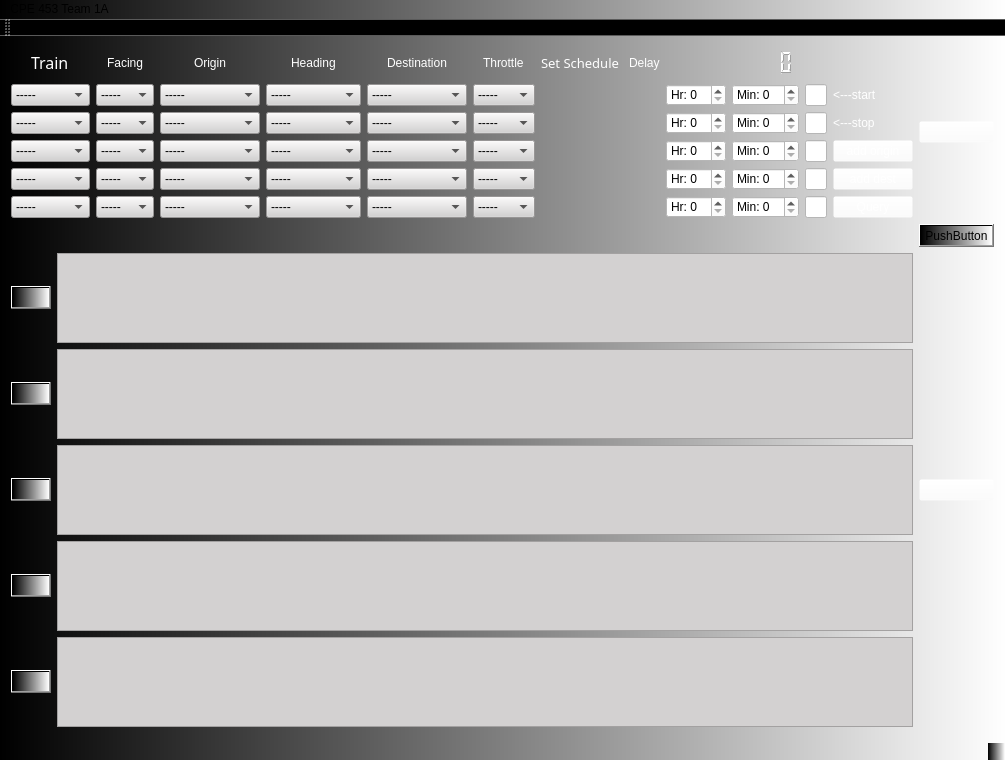
This is mainwindow.ui in ronb3g/train1a as Qt 5 draws it before an edit. The edited form follows.
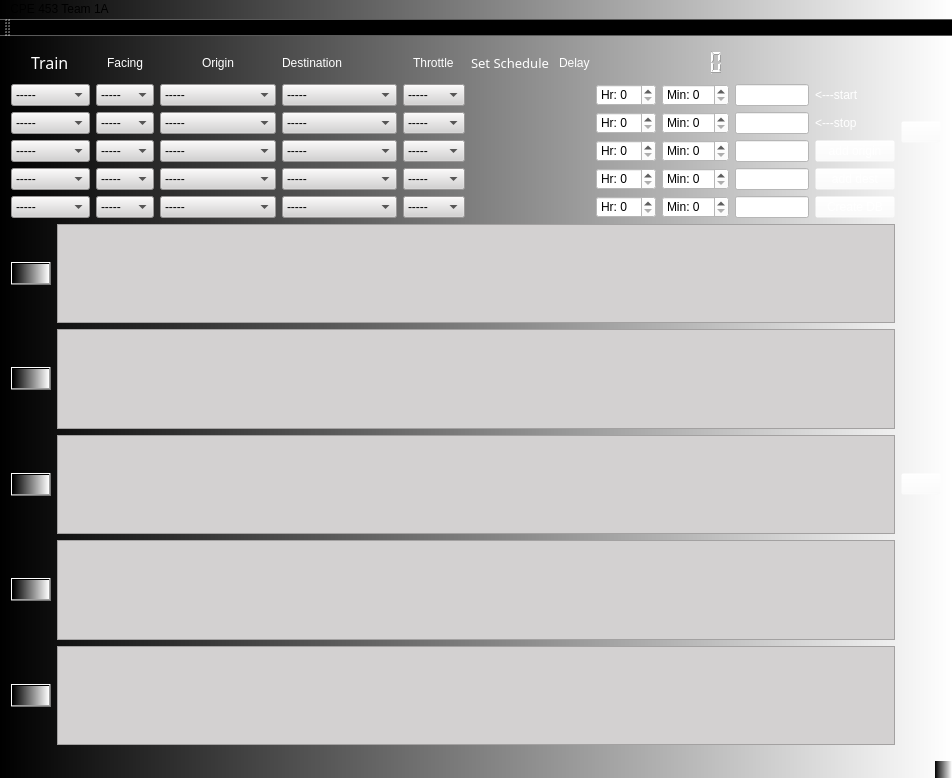
This is the edited form.

Commit message: 3xDijkstra, create db

Patch:
```diff
--- a/mainwindow.ui
+++ b/mainwindow.ui
@@ -6,8 +6,8 @@
    <rect>
     <x>0</x>
     <y>0</y>
-    <width>973</width>
-    <height>760</height>
+    <width>952</width>
+    <height>778</height>
    </rect>
   </property>
   <property name="windowTitle">
@@ -18,11 +18,44 @@
   </property>
   <widget class="QWidget" name="centralWidget">
    <layout class="QGridLayout" name="gridLayout_3">
-    <item row="1" column="1">
+    <item row="0" column="0">
      <layout class="QGridLayout" name="gridLayout_2">
       <item row="0" column="0">
        <layout class="QGridLayout" name="gridLayout">
-        <item row="5" column="4">
+        <item row="3" column="4">
+         <widget class="QComboBox" name="throttleBox3">
+          <property name="styleSheet">
+           <string notr="true">border-color: rgb(255, 255, 255);
+background-color: rgb(211, 209, 209);</string>
+          </property>
+          <item>
+           <property name="text">
+            <string>-----</string>
+           </property>
+          </item>
+          <item>
+           <property name="text">
+            <string>25%</string>
+           </property>
+          </item>
+          <item>
+           <property name="text">
+            <string>50%</string>
+           </property>
+          </item>
+          <item>
+           <property name="text">
+            <string>75%</string>
+           </property>
+          </item>
+          <item>
+           <property name="text">
+            <string>100%</string>
+           </property>
+          </item>
+         </widget>
+        </item>
+        <item row="5" column="3">
          <widget class="QComboBox" name="destBox5">
           <property name="styleSheet">
            <string notr="true">border-color: rgb(255, 255, 255);
@@ -108,7 +141,7 @@
           </item>
          </widget>
         </item>
-        <item row="5" column="6" alignment="Qt::AlignHCenter">
+        <item row="5" column="5" alignment="Qt::AlignHCenter">
          <widget class="QRadioButton" name="setButton5">
           <property name="maximumSize">
            <size>
@@ -189,29 +222,6 @@
           </property>
          </widget>
         </item>
-        <item row="2" column="3">
-         <widget class="QComboBox" name="headingBox2">
-          <property name="styleSheet">
-           <string notr="true">border-color: rgb(255, 255, 255);
-background-color: rgb(211, 209, 209);</string>
-          </property>
-          <item>
-           <property name="text">
-            <string>-----</string>
-           </property>
-          </item>
-          <item>
-           <property name="text">
-            <string>East Bound</string>
-           </property>
-          </item>
-          <item>
-           <property name="text">
-            <string>West Bound</string>
-           </property>
-          </item>
-         </widget>
-        </item>
         <item row="3" column="2">
          <widget class="QComboBox" name="originBox3">
           <property name="styleSheet">
@@ -392,7 +402,7 @@
           </item>
          </widget>
         </item>
-        <item row="3" column="4">
+        <item row="3" column="3">
          <widget class="QComboBox" name="destBox3">
           <property name="styleSheet">
            <string notr="true">border-color: rgb(255, 255, 255);
@@ -440,40 +450,7 @@
           </item>
          </widget>
         </item>
-        <item row="3" column="5">
-         <widget class="QComboBox" name="throttleBox3">
-          <property name="styleSheet">
-           <string notr="true">border-color: rgb(255, 255, 255);
-background-color: rgb(211, 209, 209);</string>
-          </property>
-          <item>
-           <property name="text">
-            <string>-----</string>
-           </property>
-          </item>
-          <item>
-           <property name="text">
-            <string>25%</string>
-           </property>
-          </item>
-          <item>
-           <property name="text">
-            <string>50%</string>
-           </property>
-          </item>
-          <item>
-           <property name="text">
-            <string>75%</string>
-           </property>
-          </item>
-          <item>
-           <property name="text">
-            <string>100%</string>
-           </property>
-          </item>
-         </widget>
-        </item>
-        <item row="0" column="5" alignment="Qt::AlignHCenter">
+        <item row="0" column="4" alignment="Qt::AlignHCenter">
          <widget class="QLabel" name="label_4">
           <property name="toolTip">
            <string>speed</string>
@@ -488,7 +465,7 @@
           </property>
          </widget>
         </item>
-        <item row="3" column="6" alignment="Qt::AlignHCenter">
+        <item row="3" column="5" alignment="Qt::AlignHCenter">
          <widget class="QRadioButton" name="setButton3">
           <property name="maximumSize">
            <size>
@@ -507,7 +484,7 @@
           </property>
          </widget>
         </item>
-        <item row="2" column="5">
+        <item row="2" column="4">
          <widget class="QComboBox" name="throttleBox2">
           <property name="styleSheet">
            <string notr="true">border-color: rgb(255, 255, 255);
@@ -588,7 +565,7 @@
           </item>
          </widget>
         </item>
-        <item row="4" column="4">
+        <item row="4" column="3">
          <widget class="QComboBox" name="destBox4">
           <property name="styleSheet">
            <string notr="true">border-color: rgb(255, 255, 255);
@@ -707,7 +684,7 @@
           </item>
          </widget>
         </item>
-        <item row="4" column="10">
+        <item row="4" column="9">
          <widget class="QPushButton" name="destButton">
           <property name="styleSheet">
            <string notr="true">color: rgb(255, 255, 255);
@@ -719,7 +696,7 @@
           </property>
          </widget>
         </item>
-        <item row="2" column="10">
+        <item row="2" column="9">
          <widget class="QLabel" name="label_7">
           <property name="styleSheet">
            <string notr="true">color: rgb(255, 255, 255);
@@ -731,29 +708,6 @@
           </property>
          </widget>
         </item>
-        <item row="1" column="3">
-         <widget class="QComboBox" name="headingBox1">
-          <property name="styleSheet">
-           <string notr="true">border-color: rgb(255, 255, 255);
-background-color: rgb(211, 209, 209);</string>
-          </property>
-          <item>
-           <property name="text">
-            <string>-----</string>
-           </property>
-          </item>
-          <item>
-           <property name="text">
-            <string>East Bound</string>
-           </property>
-          </item>
-          <item>
-           <property name="text">
-            <string>West Bound</string>
-           </property>
-          </item>
-         </widget>
-        </item>
         <item row="0" column="1" alignment="Qt::AlignHCenter">
          <widget class="QLabel" name="label_8">
           <property name="toolTip">
@@ -769,21 +723,6 @@
           </property>
          </widget>
         </item>
-        <item row="0" column="3" alignment="Qt::AlignHCenter">
-         <widget class="QLabel" name="label_9">
-          <property name="toolTip">
-           <string>cardinal direction</string>
-          </property>
-          <property name="styleSheet">
-           <string notr="true">color: rgb(255, 255, 255);
-background-color: rgba(255, 255, 255, 0);
-font: 75 12pt &quot;Jomolhari&quot;;</string>
-          </property>
-          <property name="text">
-           <string>Heading</string>
-          </property>
-         </widget>
-        </item>
         <item row="2" column="1">
          <widget class="QComboBox" name="facingBox2">
           <property name="styleSheet">
@@ -830,29 +769,6 @@
           </item>
          </widget>
         </item>
-        <item row="4" column="3">
-         <widget class="QComboBox" name="headingBox4">
-          <property name="styleSheet">
-           <string notr="true">border-color: rgb(255, 255, 255);
-background-color: rgb(211, 209, 209);</string>
-          </property>
-          <item>
-           <property name="text">
-            <string>-----</string>
-           </property>
-          </item>
-          <item>
-           <property name="text">
-            <string>East Bound</string>
-           </property>
-          </item>
-          <item>
-           <property name="text">
-            <string>West Bound</string>
-           </property>
-          </item>
-         </widget>
-        </item>
         <item row="4" column="1">
          <widget class="QComboBox" name="facingBox4">
           <property name="styleSheet">
@@ -876,30 +792,7 @@
           </item>
          </widget>
         </item>
-        <item row="5" column="3">
-         <widget class="QComboBox" name="headingBox5">
-          <property name="styleSheet">
-           <string notr="true">border-color: rgb(255, 255, 255);
-background-color: rgb(211, 209, 209);</string>
-          </property>
-          <item>
-           <property name="text">
-            <string>-----</string>
-           </property>
-          </item>
-          <item>
-           <property name="text">
-            <string>East Bound</string>
-           </property>
-          </item>
-          <item>
-           <property name="text">
-            <string>West Bound</string>
-           </property>
-          </item>
-         </widget>
-        </item>
-        <item row="4" column="6" alignment="Qt::AlignHCenter">
+        <item row="4" column="5" alignment="Qt::AlignHCenter">
          <widget class="QRadioButton" name="setButton4">
           <property name="maximumSize">
            <size>
@@ -918,7 +811,7 @@
           </property>
          </widget>
         </item>
-        <item row="5" column="10">
+        <item row="5" column="9">
          <widget class="QPushButton" name="queryButton">
           <property name="styleSheet">
            <string notr="true">color: rgb(255, 255, 255);
@@ -926,11 +819,11 @@
 font: 75 12pt &quot;Jomolhari&quot;;</string>
           </property>
           <property name="text">
-           <string>Query</string>
+           <string>Create DB</string>
           </property>
          </widget>
         </item>
-        <item row="4" column="9">
+        <item row="4" column="8">
          <widget class="QLineEdit" name="adddestlineEdit4">
           <property name="styleSheet">
            <string notr="true">border-color: rgb(255, 255, 255);
@@ -938,7 +831,7 @@
           </property>
          </widget>
         </item>
-        <item row="1" column="9">
+        <item row="1" column="8">
          <widget class="QLineEdit" name="startlineEdit1">
           <property name="styleSheet">
            <string notr="true">border-color: rgb(255, 255, 255);
@@ -946,7 +839,7 @@
           </property>
          </widget>
         </item>
-        <item row="3" column="10">
+        <item row="3" column="9">
          <widget class="QPushButton" name="occButton">
           <property name="styleSheet">
            <string notr="true">color: rgb(255, 255, 255);
@@ -958,7 +851,7 @@
           </property>
          </widget>
         </item>
-        <item row="0" column="8">
+        <item row="0" column="7">
          <layout class="QVBoxLayout" name="verticalLayout">
           <item>
            <widget class="QLCDNumber" name="lcdNumber">
@@ -981,7 +874,7 @@
           </item>
          </layout>
         </item>
-        <item row="2" column="9">
+        <item row="2" column="8">
          <widget class="QLineEdit" name="stoplineEdit2">
           <property name="styleSheet">
            <string notr="true">border-color: rgb(255, 255, 255);
@@ -989,7 +882,7 @@
           </property>
          </widget>
         </item>
-        <item row="5" column="9">
+        <item row="5" column="8">
          <widget class="QLineEdit" name="sqlQueryEdit">
           <property name="styleSheet">
            <string notr="true">border-color: rgb(255, 255, 255);
@@ -997,7 +890,7 @@
           </property>
          </widget>
         </item>
-        <item row="1" column="10">
+        <item row="1" column="9">
          <widget class="QLabel" name="label_6">
           <property name="styleSheet">
            <string notr="true">color: rgb(255, 255, 255);
@@ -1009,7 +902,7 @@
           </property>
          </widget>
         </item>
-        <item row="3" column="9">
+        <item row="3" column="8">
          <widget class="QLineEdit" name="addorlineEdit3">
           <property name="styleSheet">
            <string notr="true">border-color: rgb(255, 255, 255);
@@ -1017,7 +910,7 @@
           </property>
          </widget>
         </item>
-        <item row="1" column="7" alignment="Qt::AlignHCenter">
+        <item row="1" column="6" alignment="Qt::AlignHCenter">
          <widget class="QRadioButton" name="delayButton1">
           <property name="styleSheet">
            <string notr="true">background-color: rgba(255, 255, 255, 0);</string>
@@ -1030,7 +923,7 @@
           </property>
          </widget>
         </item>
-        <item row="1" column="5">
+        <item row="1" column="4">
          <widget class="QComboBox" name="throttleBox1">
           <property name="styleSheet">
            <string notr="true">border-color: rgb(255, 255, 255);
@@ -1063,7 +956,7 @@
           </item>
          </widget>
         </item>
-        <item row="1" column="6" alignment="Qt::AlignHCenter">
+        <item row="1" column="5" alignment="Qt::AlignHCenter">
          <widget class="QRadioButton" name="setButton1">
           <property name="maximumSize">
            <size>
@@ -1082,7 +975,7 @@
           </property>
          </widget>
         </item>
-        <item row="5" column="5">
+        <item row="5" column="4">
          <widget class="QComboBox" name="throttleBox5">
           <property name="styleSheet">
            <string notr="true">border-color: rgb(255, 255, 255);
@@ -1138,7 +1031,7 @@
           </item>
          </widget>
         </item>
-        <item row="2" column="4">
+        <item row="2" column="3">
          <widget class="QComboBox" name="destBox2">
           <property name="styleSheet">
            <string notr="true">border-color: rgb(255, 255, 255);
@@ -1232,6 +1125,16 @@
             <string>End Siding 7</string>
            </property>
           </item>
+          <item>
+           <property name="text">
+            <string>Inner East Start</string>
+           </property>
+          </item>
+          <item>
+           <property name="text">
+            <string>Inner West Start</string>
+           </property>
+          </item>
          </widget>
         </item>
         <item row="2" column="2">
@@ -1282,7 +1185,7 @@
           </item>
          </widget>
         </item>
-        <item row="2" column="6" alignment="Qt::AlignHCenter">
+        <item row="2" column="5" alignment="Qt::AlignHCenter">
          <widget class="QRadioButton" name="setButton2">
           <property name="maximumSize">
            <size>
@@ -1301,7 +1204,7 @@
           </property>
          </widget>
         </item>
-        <item row="1" column="4">
+        <item row="1" column="3">
          <widget class="QComboBox" name="destBox1">
           <property name="styleSheet">
            <string notr="true">border-color: rgb(255, 255, 255);
@@ -1347,47 +1250,19 @@
             <string>End Siding 7</string>
            </property>
           </item>
-         </widget>
-        </item>
-        <item row="3" column="3">
-         <widget class="QComboBox" name="headingBox3">
-          <property name="styleSheet">
-           <string notr="true">border-color: rgb(255, 255, 255);
-background-color: rgb(211, 209, 209);</string>
-          </property>
           <item>
            <property name="text">
-            <string>-----</string>
+            <string> Inner East End</string>
            </property>
           </item>
           <item>
            <property name="text">
-            <string>East Bound</string>
+            <string> Inner West End</string>
            </property>
           </item>
-          <item>
-           <property name="text">
-            <string>West Bound</string>
-           </property>
-          </item>
          </widget>
         </item>
-        <item row="0" column="4" alignment="Qt::AlignHCenter">
-         <widget class="QLabel" name="label_3">
-          <property name="toolTip">
-           <string>end location</string>
-          </property>
-          <property name="styleSheet">
-           <string notr="true">color: rgb(255, 255, 255);
-background-color: rgba(255, 255, 255, 0);
-font: 75 12pt &quot;Jomolhari&quot;;</string>
-          </property>
-          <property name="text">
-           <string>Destination</string>
-          </property>
-         </widget>
-        </item>
-        <item row="4" column="5">
+        <item row="4" column="4">
          <widget class="QComboBox" name="throttleBox4">
           <property name="styleSheet">
            <string notr="true">border-color: rgb(255, 255, 255);
@@ -1420,7 +1295,7 @@
           </item>
          </widget>
         </item>
-        <item row="2" column="8">
+        <item row="2" column="7">
          <layout class="QHBoxLayout" name="horizontalLayout">
           <item>
            <widget class="QSpinBox" name="spinBox2_1">
@@ -1452,7 +1327,7 @@
           </item>
          </layout>
         </item>
-        <item row="1" column="8">
+        <item row="1" column="7">
          <layout class="QHBoxLayout" name="horizontalLayout_3">
           <item>
            <widget class="QSpinBox" name="spinBox1_1">
@@ -1484,7 +1359,7 @@
           </item>
          </layout>
         </item>
-        <item row="3" column="8">
+        <item row="3" column="7">
          <layout class="QHBoxLayout" name="horizontalLayout_8">
           <item>
            <widget class="QSpinBox" name="spinBox3_1">
@@ -1516,7 +1391,7 @@
           </item>
          </layout>
         </item>
-        <item row="4" column="8">
+        <item row="4" column="7">
          <layout class="QHBoxLayout" name="horizontalLayout_9">
           <item>
            <widget class="QSpinBox" name="spinBox4_1">
@@ -1548,7 +1423,7 @@
           </item>
          </layout>
         </item>
-        <item row="5" column="8">
+        <item row="5" column="7">
          <layout class="QHBoxLayout" name="horizontalLayout_10">
           <item>
            <widget class="QSpinBox" name="spinBox5_1">
@@ -1580,7 +1455,7 @@
           </item>
          </layout>
         </item>
-        <item row="2" column="7" alignment="Qt::AlignHCenter">
+        <item row="2" column="6" alignment="Qt::AlignHCenter">
          <widget class="QRadioButton" name="delayButton2">
           <property name="styleSheet">
            <string notr="true">background-color: rgba(255, 255, 255, 0);</string>
@@ -1593,7 +1468,7 @@
           </property>
          </widget>
         </item>
-        <item row="4" column="7" alignment="Qt::AlignHCenter">
+        <item row="4" column="6" alignment="Qt::AlignHCenter">
          <widget class="QRadioButton" name="delayButton4">
           <property name="styleSheet">
            <string notr="true">background-color: rgba(255, 255, 255, 0);</string>
@@ -1606,7 +1481,7 @@
           </property>
          </widget>
         </item>
-        <item row="5" column="7" alignment="Qt::AlignHCenter">
+        <item row="5" column="6" alignment="Qt::AlignHCenter">
          <widget class="QRadioButton" name="delayButton5">
           <property name="styleSheet">
            <string notr="true">background-color: rgba(255, 255, 255, 0);</string>
@@ -1619,7 +1494,7 @@
           </property>
          </widget>
         </item>
-        <item row="3" column="7" alignment="Qt::AlignHCenter">
+        <item row="3" column="6" alignment="Qt::AlignHCenter">
          <widget class="QRadioButton" name="delayButton3">
           <property name="styleSheet">
            <string notr="true">background-color: rgba(255, 255, 255, 0);</string>
@@ -1632,7 +1507,7 @@
           </property>
          </widget>
         </item>
-        <item row="0" column="6">
+        <item row="0" column="5">
          <widget class="QLabel" name="label_5">
           <property name="minimumSize">
            <size>
@@ -1663,7 +1538,7 @@
           </property>
          </widget>
         </item>
-        <item row="0" column="7">
+        <item row="0" column="6">
          <widget class="QLabel" name="label_10">
           <property name="styleSheet">
            <string notr="true">color: rgb(255, 255, 255);
@@ -1676,6 +1551,21 @@
           </property>
          </widget>
         </item>
+        <item row="0" column="3">
+         <widget class="QLabel" name="label_3">
+          <property name="toolTip">
+           <string>end location</string>
+          </property>
+          <property name="styleSheet">
+           <string notr="true">color: rgb(255, 255, 255);
+background-color: rgba(255, 255, 255, 0);
+font: 75 12pt &quot;Jomolhari&quot;;</string>
+          </property>
+          <property name="text">
+           <string>Destination</string>
+          </property>
+         </widget>
+        </item>
        </layout>
       </item>
       <item row="0" column="1">
@@ -1688,7 +1578,7 @@
         </property>
        </widget>
       </item>
-      <item row="2" column="1">
+      <item row="1" column="1">
        <widget class="QPushButton" name="stopButton">
         <property name="styleSheet">
          <string notr="true">background-color: rgba(255, 255, 255, 0);</string>
@@ -1698,7 +1588,7 @@
         </property>
        </widget>
       </item>
-      <item row="3" column="0">
+      <item row="2" column="0">
        <spacer name="verticalSpacer_3">
         <property name="orientation">
          <enum>Qt::Vertical</enum>
@@ -1711,7 +1601,7 @@
         </property>
        </spacer>
       </item>
-      <item row="2" column="0">
+      <item row="1" column="0">
        <layout class="QVBoxLayout" name="verticalLayout_2">
         <item>
          <layout class="QHBoxLayout" name="horizontalLayout_7">
@@ -1813,85 +1703,16 @@
         </item>
        </layout>
       </item>
-      <item row="1" column="1">
-       <widget class="QPushButton" name="delaypushButton">
-        <property name="text">
-         <string>PushButton</string>
-        </property>
-       </widget>
-      </item>
      </layout>
     </item>
-    <item row="1" column="2">
-     <spacer name="horizontalSpacer_2">
-      <property name="orientation">
-       <enum>Qt::Horizontal</enum>
-      </property>
-      <property name="sizeHint" stdset="0">
-       <size>
-        <width>124</width>
-        <height>159</height>
-       </size>
-      </property>
-     </spacer>
-    </item>
-    <item row="1" column="0">
-     <spacer name="horizontalSpacer">
-      <property name="orientation">
-       <enum>Qt::Horizontal</enum>
-      </property>
-      <property name="sizeHint" stdset="0">
-       <size>
-        <width>124</width>
-        <height>159</height>
-       </size>
-      </property>
-     </spacer>
-    </item>
-    <item row="0" column="1">
-     <spacer name="verticalSpacer_2">
-      <property name="orientation">
-       <enum>Qt::Vertical</enum>
-      </property>
-      <property name="sizeType">
-       <enum>QSizePolicy::Expanding</enum>
-      </property>
-      <property name="sizeHint" stdset="0">
-       <size>
-        <width>585</width>
-        <height>73</height>
-       </size>
-      </property>
-     </spacer>
-    </item>
-    <item row="2" column="1">
-     <spacer name="verticalSpacer">
-      <property name="orientation">
-       <enum>Qt::Vertical</enum>
-      </property>
-      <property name="sizeType">
-       <enum>QSizePolicy::Expanding</enum>
-      </property>
-      <property name="sizeHint" stdset="0">
-       <size>
-        <width>585</width>
-        <height>72</height>
-       </size>
-      </property>
-     </spacer>
-    </item>
    </layout>
-   <zorder>verticalSpacer</zorder>
-   <zorder>horizontalSpacer</zorder>
-   <zorder>verticalSpacer_2</zorder>
-   <zorder>horizontalSpacer_2</zorder>
   </widget>
   <widget class="QMenuBar" name="menuBar">
    <property name="geometry">
     <rect>
      <x>0</x>
      <y>0</y>
-     <width>973</width>
+     <width>952</width>
      <height>21</height>
     </rect>
    </property>
```
The commit also changes 51 other files.
